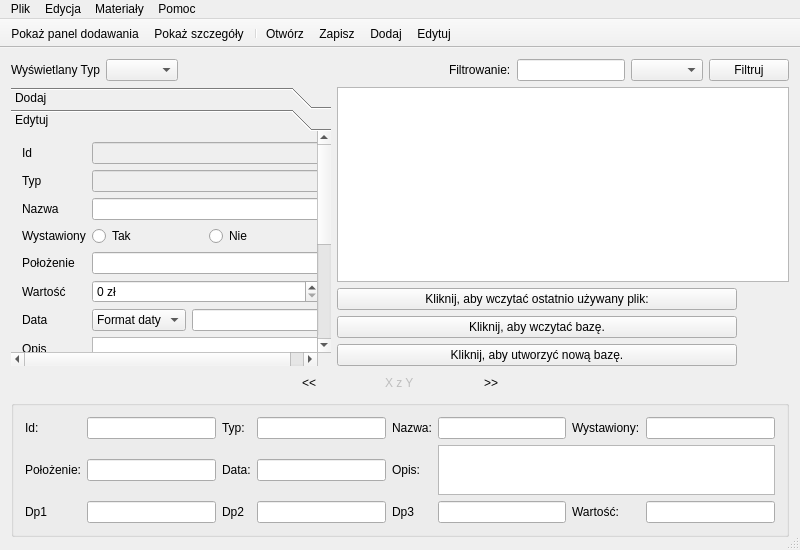
Before: the Qt Designer form mainwindow.ui in bzyx/MuzeumGUI, drawn with Qt 5.
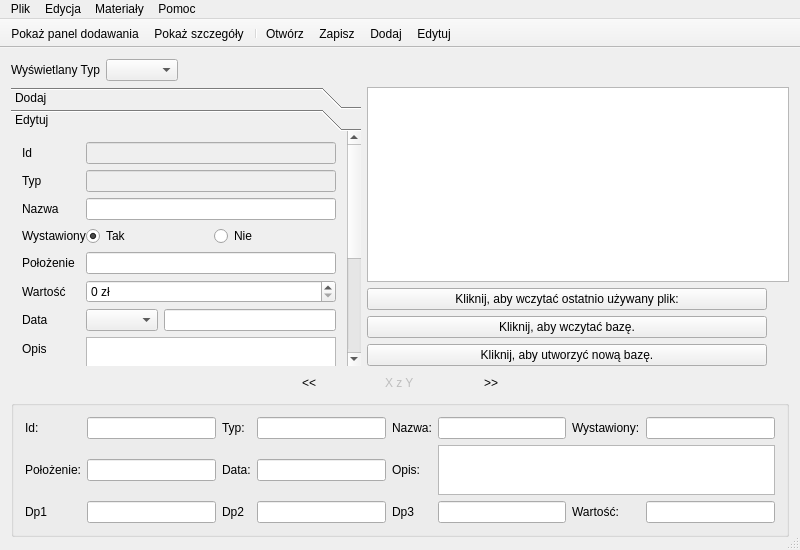
After: the same form once the commit is applied. Icons and pictures are not drawn.

Commit message: The final version of UI and with full funcionality.

The edit to the form file:
```diff
--- a/mainwindow.ui
+++ b/mainwindow.ui
@@ -80,33 +80,6 @@
         </property>
        </spacer>
       </item>
-      <item>
-       <widget class="QLabel" name="top_l_filt">
-        <property name="text">
-         <string>Filtrowanie:</string>
-        </property>
-       </widget>
-      </item>
-      <item>
-       <widget class="QLineEdit" name="top_filt_lineEdit">
-        <property name="sizePolicy">
-         <sizepolicy hsizetype="Minimum" vsizetype="Fixed">
-          <horstretch>0</horstretch>
-          <verstretch>0</verstretch>
-         </sizepolicy>
-        </property>
-       </widget>
-      </item>
-      <item>
-       <widget class="QComboBox" name="top_fil_cb"/>
-      </item>
-      <item>
-       <widget class="QPushButton" name="top_fil_pushButt">
-        <property name="text">
-         <string>Filtruj</string>
-        </property>
-       </widget>
-      </item>
      </layout>
     </item>
     <item>
@@ -124,7 +97,7 @@
         </property>
         <property name="maximumSize">
          <size>
-          <width>320</width>
+          <width>350</width>
           <height>16777215</height>
          </size>
         </property>
@@ -391,9 +364,9 @@
          <property name="geometry">
           <rect>
            <x>0</x>
-           <y>-166</y>
-           <width>317</width>
-           <height>391</height>
+           <y>-148</y>
+           <width>333</width>
+           <height>393</height>
           </rect>
          </property>
          <attribute name="label">
@@ -405,6 +378,9 @@
             <property name="fieldGrowthPolicy">
              <enum>QFormLayout::AllNonFixedFieldsGrow</enum>
             </property>
+            <property name="horizontalSpacing">
+             <number>0</number>
+            </property>
             <item row="0" column="0">
              <widget class="QLabel" name="label_19">
               <property name="text">
@@ -450,6 +426,9 @@
                 <property name="text">
                  <string>Tak</string>
                 </property>
+                <property name="checked">
+                 <bool>true</bool>
+                </property>
                </widget>
               </item>
               <item>
@@ -504,13 +483,7 @@
             <item row="6" column="1">
              <layout class="QHBoxLayout" name="horizontalLayout_10">
               <item>
-               <widget class="QComboBox" name="ed_cb_fDat">
-                <item>
-                 <property name="text">
-                  <string>Format daty</string>
-                 </property>
-                </item>
-               </widget>
+               <widget class="QComboBox" name="ed_cb_fDat"/>
               </item>
               <item>
                <widget class="QLineEdit" name="ed_dat"/>
```
Left out of the diff: 47 changed lines with no effect on the pictures. The commit also changes 2 other files.
